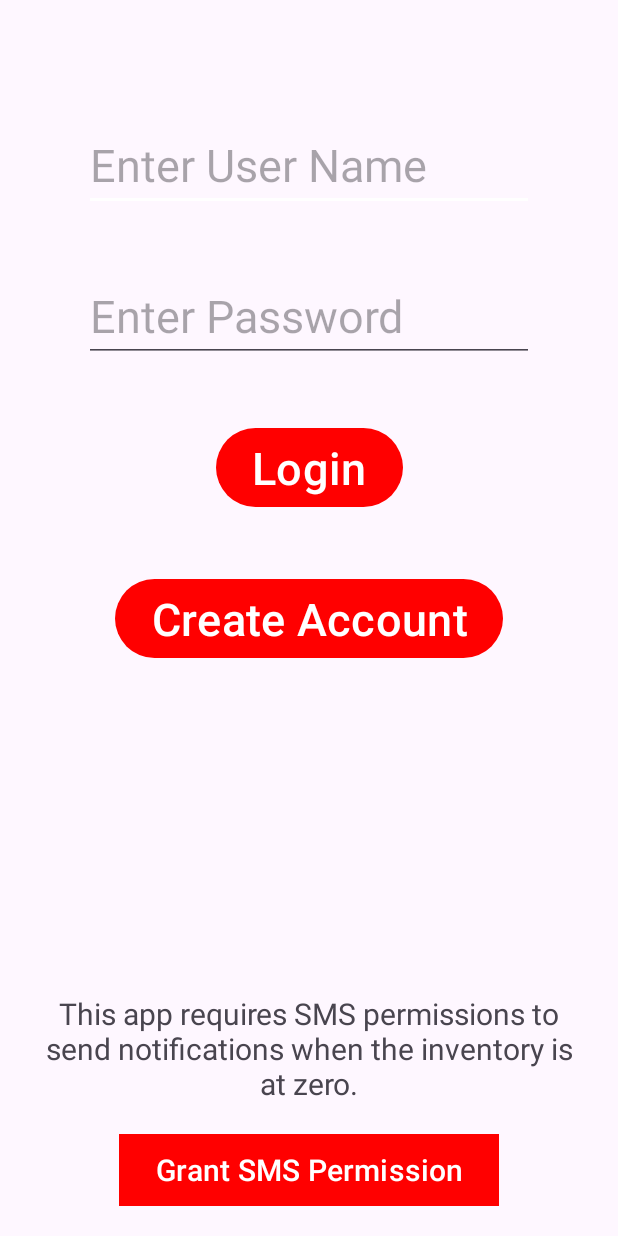
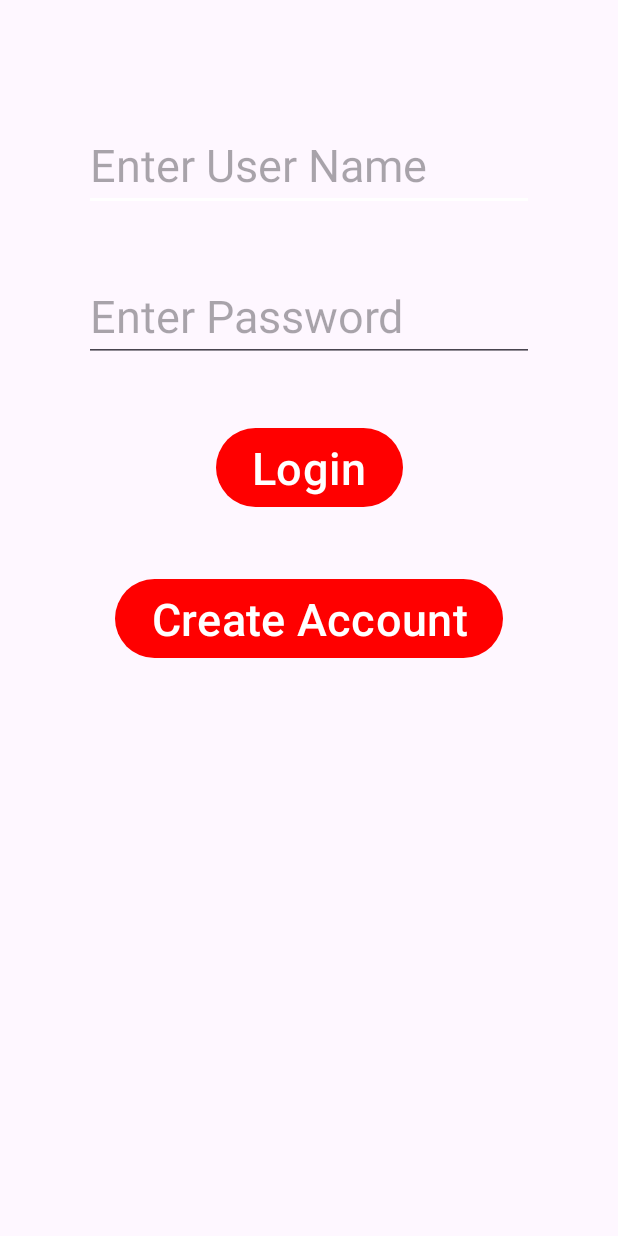
Before and after one commit to trys10studios/inventoryapp, an Android app: the screen it shows after launch (MainActivity), on a phone screen of 412 x 824 dp. Run offline under Robolectric (Android 15) with nearby library versions, the phone set to English and light mode, and no system bars.

Commit message:
Added SMS functionality, fixed UI for main login screen.

```diff
--- a/app/src/main/java/com/example/inventoryapp/MainActivity.java
+++ b/app/src/main/java/com/example/inventoryapp/MainActivity.java
@@ -3,7 +3,6 @@ package com.example.inventoryapp;
 import androidx.annotation.NonNull;
 import androidx.appcompat.app.AppCompatActivity;
 import androidx.core.app.ActivityCompat;
-import androidx.recyclerview.widget.RecyclerView;
 
 import android.Manifest;
 import android.app.PendingIntent;
@@ -38,8 +37,6 @@ public class MainActivity extends AppCompatActivity {
         passwordInput = findViewById(R.id.enterPassword);
         Button loginButton = findViewById(R.id.loginButton);
         Button signUpButton = findViewById(R.id.createAccount);
-        Button requestPermissionButton = findViewById(R.id.requestPermissionButton);
-        TextView notificationStatus = findViewById(R.id.notificationStatus);
 
         // Initialize the database and session manager
         userDatabase = new UserDatabase(this);
--- a/app/src/main/res/layout/activity_main.xml
+++ b/app/src/main/res/layout/activity_main.xml
@@ -62,33 +62,6 @@
         android:textSize="30sp"
         android:textColor="@color/white" />
 
-    <!--SMS Text Notification-->
-    <TextView
-        android:id="@+id/permissionPrompt"
-        android:layout_width="wrap_content"
-        android:layout_height="wrap_content"
-        app:layout_constraintBottom_toTopOf="@id/requestPermissionButton"
-        app:layout_constraintEnd_toEndOf="parent"
-        app:layout_constraintStart_toStartOf="parent"
-        android:text="@string/sms_permissions_statement"
-        android:textSize="20sp"
-        android:padding="20dp"
-        android:textAlignment="center" />
-
-    <!--Grant SMS Permission Button-->
-    <Button
-        android:id="@+id/requestPermissionButton"
-        android:layout_width="wrap_content"
-        android:layout_height="wrap_content"
-        app:layout_constraintBottom_toBottomOf="parent"
-        app:layout_constraintEnd_toEndOf="parent"
-        app:layout_constraintStart_toStartOf="parent"
-        android:text="@string/grant_sms_permissions"
-        android:background="@color/red"
-        android:layout_margin="20sp"
-        android:textColor="@color/white"
-        android:textSize="20sp"/>
-
     <!--User Name Edit Text-->
     <TextView
         android:id="@+id/notificationStatus"
```
Also changed, not shown: app/src/main/java/com/example/inventoryapp/InventoryActivity.java (+28 -0 lines).
